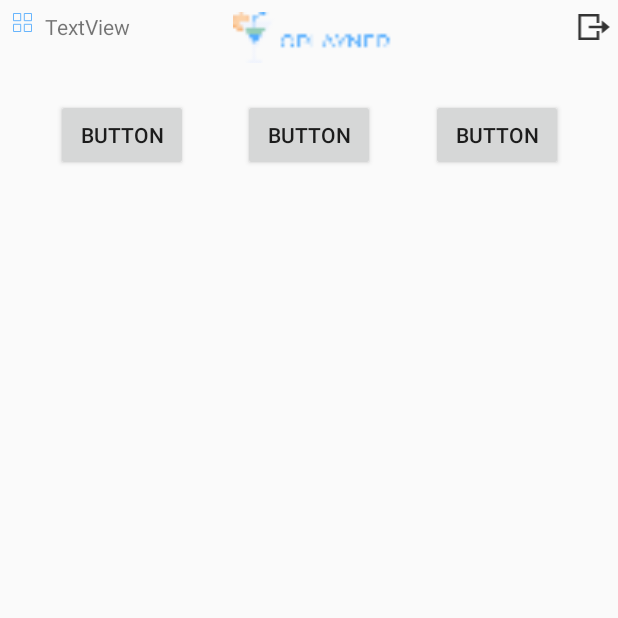
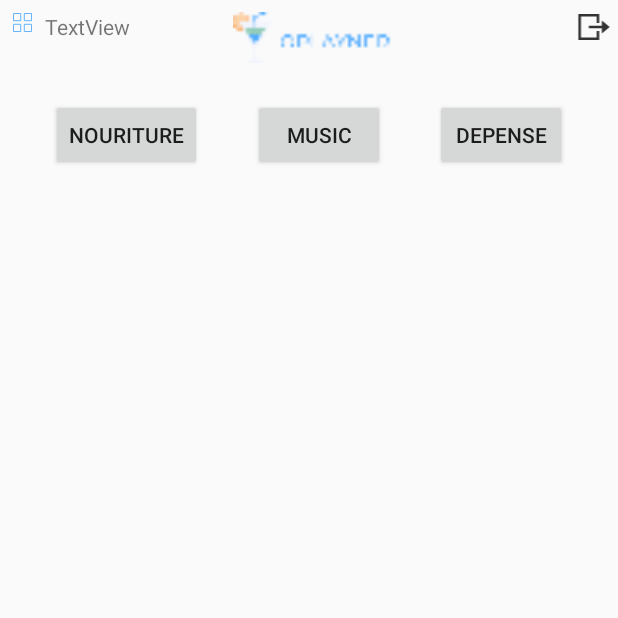
Before and after one commit to eltha9/oplayner, an Android app: the menu screen opened directly, with no data from a screen before it, on a phone screen of 412 x 824 dp, the top half of it. Run offline under Robolectric (Android 15) with nearby library versions, the phone set to English and light mode, and no system bars.

Commit message:
final push, i give up

```diff
--- a/app/build.gradle
+++ b/app/build.gradle
@@ -37,4 +37,6 @@ dependencies {
 
     implementation 'com.squareup.retrofit2:retrofit:2.5.0'
     implementation 'com.squareup.retrofit2:converter-gson:2.5.0'
+
+    implementation 'com.github.bumptech.glide:glide:4.9.0'
 }
--- a/app/src/main/AndroidManifest.xml
+++ b/app/src/main/AndroidManifest.xml
@@ -12,6 +12,8 @@
             android:roundIcon="@mipmap/ic_launcher_round"
             android:supportsRtl="true"
             android:theme="@style/AppTheme">
+        <activity android:name=".item.music_item">
+        </activity>
         <activity android:name=".menu">
         </activity>
         <activity android:name=".service.oplaynerRepo">
--- a/app/src/main/java/fr/elph/oplayner/menu.kt
+++ b/app/src/main/java/fr/elph/oplayner/menu.kt
@@ -2,11 +2,32 @@ package fr.elph.oplayner
 
 import androidx.appcompat.app.AppCompatActivity
 import android.os.Bundle
+import androidx.recyclerview.widget.LinearLayoutManager
+import com.mikepenz.fastadapter.FastAdapter
+import com.mikepenz.fastadapter.commons.adapters.FastItemAdapter
 
 class menu : AppCompatActivity() {
+
+    //private lateinit var episodesItemAdapter: FastItemAdapter<EpisodeItem>
 
     override fun onCreate(savedInstanceState: Bundle?) {
         super.onCreate(savedInstanceState)
         setContentView(R.layout.activity_menu)
+
+        /*
+        // Créer le LayoutManager
+        val linearLayoutManager = LinearLayoutManager(this,
+            LinearLayoutManager.HORIZONTAL, false)
+        // Lier le LayoutManager à la RecyclerView
+        episodesRecyclerView.setLayoutManager(linearLayoutManager)
+        // Adapter = la classe qui retournera les cellules à la RecyclerView
+        episodesItemAdapter = FastItemAdapter()
+        // episodes = List<Episode> reçu suite à un call WS (API JSON)
+        for (episode in episodes) {
+            episodesItemAdapter.add(EpisodeItem(episode))
+        }
+        // Lier l'adaptateur à la RecyclerView
+        episodesRecyclerView.setAdapter(episodesItemAdapter)
+        */
     }
 }
--- a/app/src/main/java/fr/elph/oplayner/service/oplaynerRepo.kt
+++ b/app/src/main/java/fr/elph/oplayner/service/oplaynerRepo.kt
@@ -10,7 +10,7 @@ import retrofit2.converter.gson.GsonConverterFactory
 class oplaynerRepo {
     val api: oplaynerApi
     //val url= "http://app.elph.fr"
-    val url ="http://192.168.1.128:8888/oplayner_back/"
+    val url ="http://sandbox.francoisxaviermanceau.fr/oplayner/"
     init{
         val retrofit = Retrofit.Builder()
             .baseUrl(url)
--- a/app/src/main/res/layout/activity_menu.xml
+++ b/app/src/main/res/layout/activity_menu.xml
@@ -26,7 +26,7 @@
             android:layout_marginStart="8dp"
             android:layout_marginTop="8dp" app:layout_constraintTop_toTopOf="parent"
             app:layout_constraintEnd_toStartOf="@+id/guideline" android:layout_marginEnd="8dp"
-            android:layout_marginBottom="32dp" app:layout_constraintBottom_toTopOf="@+id/button2"/>
+            android:layout_marginBottom="32dp" app:layout_constraintBottom_toTopOf="@+id/music_button"/>
     <ImageView
             android:layout_width="24dp"
             android:layout_height="20dp" app:srcCompat="@drawable/ic_exit"
@@ -37,25 +37,26 @@
                                                 android:id="@+id/guideline" app:layout_constraintGuide_begin="417dp"
                                                 android:orientation="vertical"/>
     <Button
-            android:text="Button"
+            android:text="Nouriture"
             android:layout_width="wrap_content"
             android:layout_height="wrap_content"
-            android:id="@+id/button" app:layout_constraintStart_toStartOf="parent" android:layout_marginStart="8dp"
+            android:id="@+id/nouriture_button" app:layout_constraintStart_toStartOf="parent"
+            android:layout_marginStart="8dp"
             android:layout_marginTop="24dp" app:layout_constraintTop_toBottomOf="@+id/imageView6"
-            app:layout_constraintHorizontal_bias="0.5" app:layout_constraintEnd_toStartOf="@+id/button2"/>
+            app:layout_constraintHorizontal_bias="0.5" app:layout_constraintEnd_toStartOf="@+id/music_button"/>
     <Button
-            android:text="Button"
+            android:text="music"
             android:layout_width="wrap_content"
             android:layout_height="wrap_content"
-            android:id="@+id/button2" app:layout_constraintStart_toEndOf="@+id/button"
+            android:id="@+id/music_button" app:layout_constraintStart_toEndOf="@+id/nouriture_button"
             android:layout_marginStart="8dp" android:layout_marginTop="24dp"
             app:layout_constraintTop_toBottomOf="@+id/imageView6" app:layout_constraintHorizontal_bias="0.5"
-            app:layout_constraintEnd_toStartOf="@+id/button3"/>
+            app:layout_constraintEnd_toStartOf="@+id/depense_button"/>
     <Button
-            android:text="Button"
+            android:text="depense"
             android:layout_width="wrap_content"
             android:layout_height="wrap_content"
-            android:id="@+id/button3" app:layout_constraintStart_toEndOf="@+id/button2"
+            android:id="@+id/depense_button" app:layout_constraintStart_toEndOf="@+id/music_button"
             android:layout_marginStart="8dp" app:layout_constraintEnd_toEndOf="parent" android:layout_marginEnd="8dp"
             android:layout_marginTop="24dp" app:layout_constraintTop_toBottomOf="@+id/imageView6"
             app:layout_constraintHorizontal_bias="0.5"/>
```
Also changed, not shown: app/src/main/java/fr/elph/oplayner/CreateParty.kt (+6 -2 lines), app/src/main/java/fr/elph/oplayner/item/music_item.kt (added, +14 -0 lines), app/src/main/java/fr/elph/oplayner/viewholder/musicView.kt (added, +63 -0 lines), app/src/main/res/layout/activity_music_item.xml (added, +10 -0 lines), app/src/main/res/layout/row_music.xml (added, +7 -0 lines), 1 other file.
